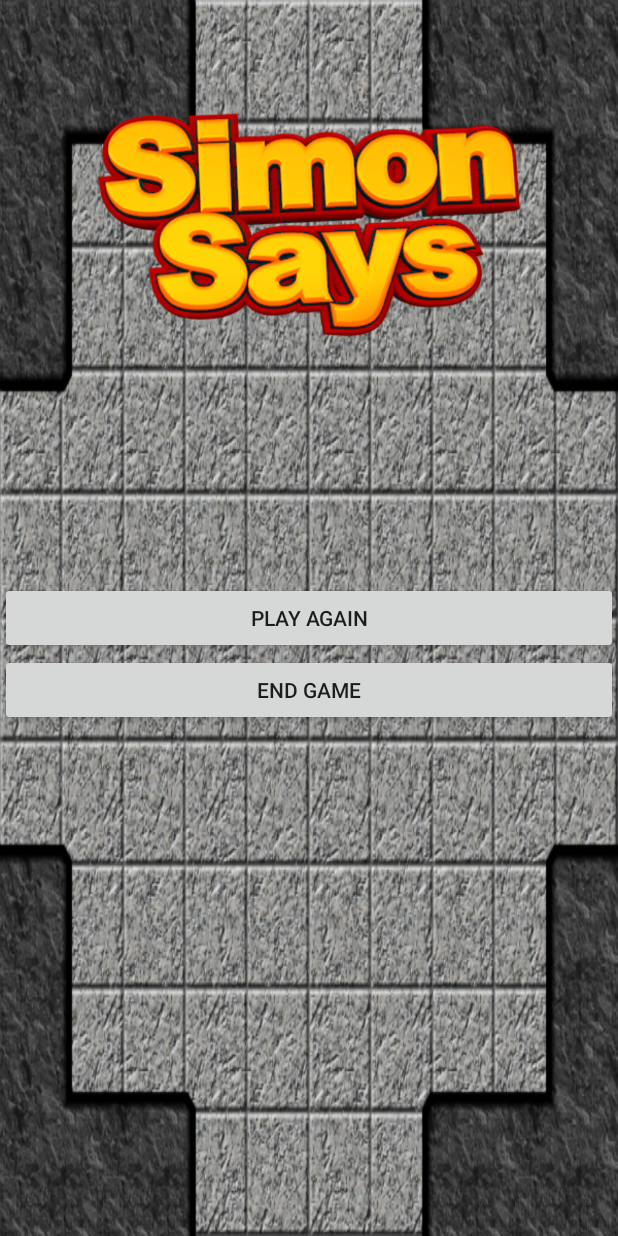
After one commit to achowdhury3762/Simon_Game, an Android app: the NewGame screen opened directly, with no data from a screen before it, on a phone screen of 412 x 824 dp. The commit adds this screen. Run offline under Robolectric (Android 15) with nearby library versions, the phone set to English and light mode, and no system bars; 1 statement that could not run was skipped.

Commit message:
3rd Enhancement

```diff
--- a/app/src/main/AndroidManifest.xml
+++ b/app/src/main/AndroidManifest.xml
@@ -16,8 +16,9 @@
                 <category android:name="android.intent.category.LAUNCHER" />
             </intent-filter>
         </activity>
-        <activity android:name="nyc.c4q.ashiquechowdhury.simon_game.Simon"></activity>
-        <activity android:name="nyc.c4q.ashiquechowdhury.simon_game.GameOverActivity"></activity>
+        <activity android:name="nyc.c4q.ashiquechowdhury.simon_game.Simon" />
+        <activity android:name="nyc.c4q.ashiquechowdhury.simon_game.GameOverActivity" />
+        <activity android:name="nyc.c4q.ashiquechowdhury.simon_game.NewGame"></activity>
     </application>
 
 </manifest>
--- /dev/null
+++ b/app/src/main/java/nyc/c4q/ashiquechowdhury/simon_game/NewGame.java
@@ -0,0 +1,73 @@
+package nyc.c4q.ashiquechowdhury.simon_game;
+
+import android.content.Intent;
+import android.media.MediaPlayer;
+import android.os.Handler;
+import android.support.v4.app.ActivityCompat;
+import android.support.v7.app.AppCompatActivity;
+import android.os.Bundle;
+import android.view.View;
+import android.widget.Button;
+import android.widget.ImageView;
+import android.widget.TextView;
+
+import nyc.c4q.wesniemarcelin.newmemgameapp.R;
+
+public class NewGame extends AppCompatActivity {
+    Button newGame;
+    Button endGame;
+    ImageView simon;
+
+    @Override
+    protected void onCreate(Bundle savedInstanceState) {
+        super.onCreate(savedInstanceState);
+        setContentView(R.layout.activity_new_game);
+
+        newGame = (Button) findViewById(R.id.play_again);
+        endGame = (Button) findViewById(R.id.end_game);
+        simon = (ImageView) findViewById(R.id.simon_says_icon);
+
+
+
+
+
+        newGame.setOnClickListener(new View.OnClickListener() {
+            @Override
+            public void onClick(View v) {
+                Intent intent = new Intent(NewGame.this, Simon.class);
+                startActivity(intent);
+            }
+        });
+
+
+        endGame.setOnClickListener(new View.OnClickListener() {
+            @Override
+            public void onClick(View v) {
+                playBye();
+
+
+                Handler handler = new Handler();
+                handler.postDelayed(new Runnable() {
+                    @Override
+                    public void run() {
+                        onDestroy();
+                        finish();
+                    }
+                }, 1000);
+
+            }
+        });
+    }
+
+    void playBye(){
+        final MediaPlayer mp = MediaPlayer.create(this, R.raw.bye_sound);
+        mp.start();
+    }
+
+    @Override
+    protected void onDestroy() {
+        moveTaskToBack(true);
+        android.os.Process.killProcess(android.os.Process.myPid());
+        System.exit(1);
+    }
+}
--- a/app/src/main/java/nyc/c4q/ashiquechowdhury/simon_game/SplashScreenActivity.java
+++ b/app/src/main/java/nyc/c4q/ashiquechowdhury/simon_game/SplashScreenActivity.java
@@ -24,6 +24,10 @@ public class SplashScreenActivity extends AppCompatActivity {
         imageView.setAnimation(animation);
 
 
+//        ImageView image = (ImageView) findViewById(R.id.imageView);
+//        Animation hyperspaceJump = AnimationUtils.loadAnimation(this, R.anim.hyperspacejump);
+//        image.startAnimation(hyperspaceJump);
+
         Handler handler = new Handler();
         handler.postDelayed(new Runnable() {
             @Override
--- /dev/null
+++ b/app/src/main/res/layout/activity_new_game.xml
@@ -0,0 +1,38 @@
+<?xml version="1.0" encoding="utf-8"?>
+<RelativeLayout
+    xmlns:android="http://schemas.android.com/apk/res/android"
+    xmlns:tools="http://schemas.android.com/tools"
+    android:id="@+id/activity_new_game"
+    android:layout_width="match_parent"
+    android:layout_height="match_parent"
+    android:orientation="vertical"
+    android:background="@drawable/background3"
+    tools:context="nyc.c4q.ashiquechowdhury.simon_game.NewGame">
+
+    <Button
+        android:id="@+id/play_again"
+        android:text="@string/play_again"
+        android:layout_centerHorizontal="true"
+        android:layout_centerVertical="true"
+        android:layout_width="match_parent"
+        android:layout_gravity="center"
+        android:layout_height="wrap_content" />
+
+    <Button
+        android:id="@+id/end_game"
+        android:text="@string/end_game"
+        android:layout_below="@id/play_again"
+        android:layout_width="match_parent"
+        android:layout_gravity="center"
+        android:layout_height="wrap_content" />
+
+    <ImageView
+        android:id="@+id/simon_says_icon"
+        android:src="@drawable/simon"
+        android:paddingTop="50dp"
+        android:layout_width="wrap_content"
+        android:layout_height="250dp"
+        android:layout_alignParentTop="true"
+        android:layout_centerHorizontal="true" />
+
+</RelativeLayout>
--- a/app/src/main/res/values/strings.xml
+++ b/app/src/main/res/values/strings.xml
@@ -1,3 +1,5 @@
 <resources>
     <string name="app_name">NewMemGameApp</string>
+    <string name="play_again">PLAY AGAIN</string>
+    <string name="end_game">END GAME</string>
 </resources>
```
Also changed, not shown: app/src/main/java/nyc/c4q/ashiquechowdhury/simon_game/GameOverActivity.java (+4 -4 lines), app/src/main/res/anim/hyperspacejump.xml (added, +32 -0 lines), app/src/main/res/drawable/simon.png (added), app/src/main/res/drawable/simon_says.png (added), 1 other file.
